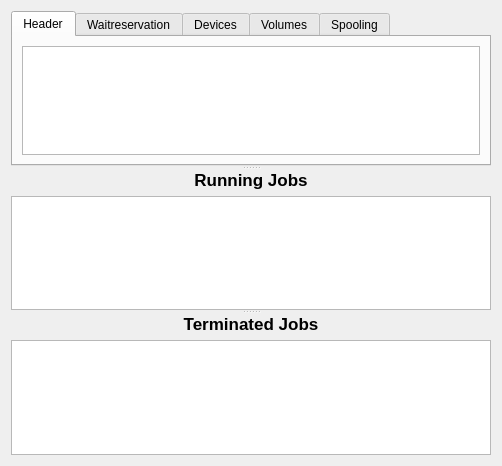
Old version of the form bacula/src/qt-console/status/storstat.ui in the repository rkorzeniewski/bacula.
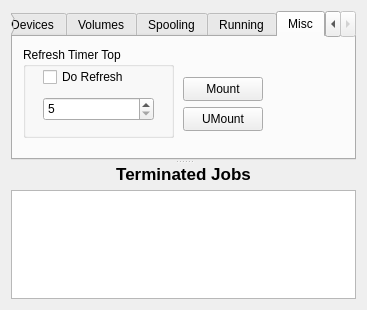
New version of the form. The open tabs and pages were chosen to show the change. Icons and pictures are not drawn.

Commit message: Add buttons and local timer configuration to storage window.

```diff
--- a/bacula/src/qt-console/status/storstat.ui
+++ b/bacula/src/qt-console/status/storstat.ui
@@ -5,8 +5,8 @@
    <rect>
     <x>0</x>
     <y>0</y>
-    <width>502</width>
-    <height>466</height>
+    <width>367</width>
+    <height>310</height>
    </rect>
   </property>
   <property name="windowTitle" >
@@ -72,29 +72,89 @@
         </item>
        </layout>
       </widget>
-     </widget>
-     <widget class="QWidget" name="layoutWidget" >
-      <layout class="QVBoxLayout" >
-       <item>
-        <widget class="QLabel" name="runningLabel" >
-         <property name="layoutDirection" >
-          <enum>Qt::LeftToRight</enum>
+      <widget class="QWidget" name="runningTab" >
+       <attribute name="title" >
+        <string>Running</string>
+       </attribute>
+       <layout class="QGridLayout" >
+        <item row="0" column="0" >
+         <widget class="QTextEdit" name="textEditRunning" />
+        </item>
+       </layout>
+      </widget>
+      <widget class="QWidget" name="tab" >
+       <attribute name="title" >
+        <string>Misc</string>
+       </attribute>
+       <widget class="QPushButton" name="mountButton" >
+        <property name="geometry" >
+         <rect>
+          <x>170</x>
+          <y>40</y>
+          <width>80</width>
+          <height>24</height>
+         </rect>
+        </property>
+        <property name="text" >
+         <string>Mount</string>
+        </property>
+       </widget>
+       <widget class="QPushButton" name="umountButton" >
+        <property name="geometry" >
+         <rect>
+          <x>170</x>
+          <y>70</y>
+          <width>80</width>
+          <height>24</height>
+         </rect>
+        </property>
+        <property name="text" >
+         <string>UMount</string>
+        </property>
+       </widget>
+       <widget class="QGroupBox" name="groupBox" >
+        <property name="geometry" >
+         <rect>
+          <x>10</x>
+          <y>10</y>
+          <width>151</width>
+          <height>91</height>
+         </rect>
+        </property>
+        <property name="title" >
+         <string>Refresh Timer Top</string>
+        </property>
+        <widget class="QSpinBox" name="spinBox" >
+         <property name="geometry" >
+          <rect>
+           <x>20</x>
+           <y>50</y>
+           <width>111</width>
+           <height>24</height>
+          </rect>
+         </property>
+         <property name="minimum" >
+          <number>5</number>
+         </property>
+         <property name="maximum" >
+          <number>999</number>
+         </property>
+        </widget>
+        <widget class="QCheckBox" name="checkBox" >
+         <property name="geometry" >
+          <rect>
+           <x>20</x>
+           <y>20</y>
+           <width>101</width>
+           <height>20</height>
+          </rect>
          </property>
          <property name="text" >
-          <string>&lt;html>&lt;head>&lt;meta name="qrichtext" content="1" />&lt;style type="text/css">
-p, li { white-space: pre-wrap; }
-&lt;/style>&lt;/head>&lt;body style=" font-family:'Sans Serif'; font-size:9pt; font-weight:400; font-style:normal; text-decoration:none;">
-&lt;p style=" margin-top:0px; margin-bottom:0px; margin-left:0px; margin-right:0px; -qt-block-indent:0; text-indent:0px;">&lt;span style=" font-size:13pt; font-weight:600;">Running Jobs&lt;/span>&lt;/p>&lt;/body>&lt;/html></string>
-         </property>
-         <property name="alignment" >
-          <set>Qt::AlignCenter</set>
+          <string>Do Refresh</string>
          </property>
         </widget>
-       </item>
-       <item>
-        <widget class="QTableWidget" name="runningTable" />
-       </item>
-      </layout>
+       </widget>
+      </widget>
      </widget>
      <widget class="QWidget" name="layoutWidget" >
       <layout class="QVBoxLayout" >
```
The commit also changes 2 other files.
